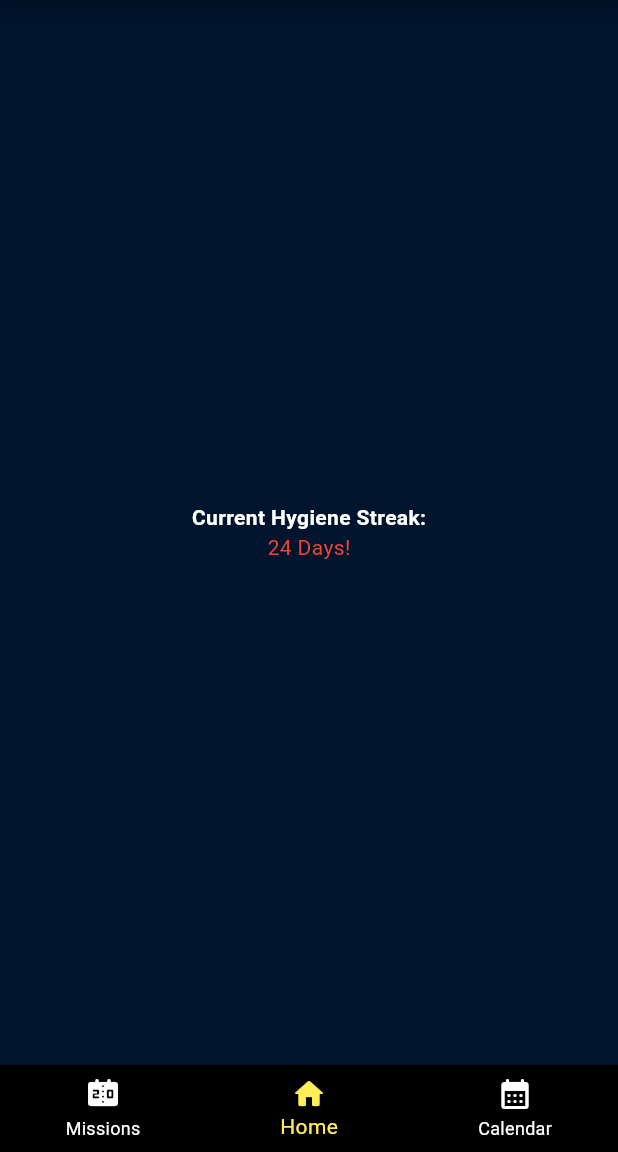
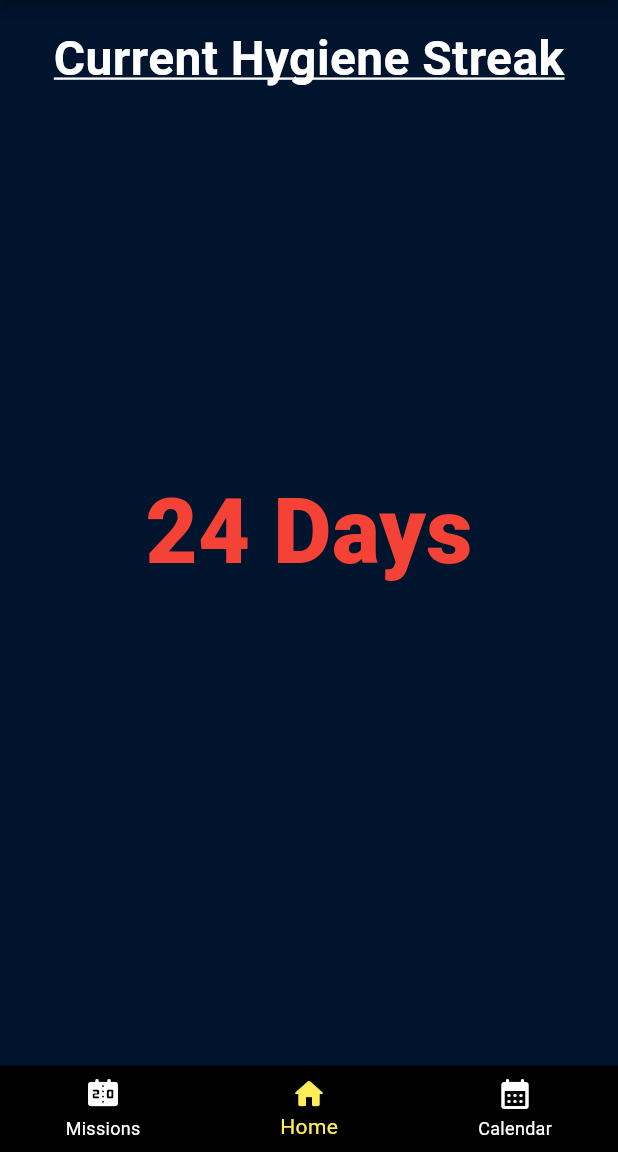
Before and after one commit to TheOfficialBarn/HackKU24, a Flutter app: the screen it shows after launch, on a phone screen of 412 x 824 dp, the part 84-1236 px from its top. Run offline on Flutter 3.47's test engine with Material 3 defaults, Android fonts, the phone set to English and light mode, and no system bars.

Commit message:
Prettified the home page

```diff
--- a/bound2clean/lib/pages/HomePage.dart
+++ b/bound2clean/lib/pages/HomePage.dart
@@ -1,7 +1,7 @@
 import 'package:flutter/material.dart';
 
 class HomePage extends StatefulWidget {
-  const HomePage({Key? key}) : super(key: key);
+  const HomePage({super.key});
 
   @override
   _HomePageState createState() => _HomePageState();
@@ -12,15 +12,36 @@ class _HomePageState extends State<HomePage> {
   Widget build(BuildContext context) {
     return const Scaffold(
       backgroundColor: Color.fromARGB(255, 0, 20, 45),
-      body: Center(
-        child: Column(
-          mainAxisAlignment: MainAxisAlignment.center,
-          children: [
-        Text('Current Hygiene Streak:', style: TextStyle(color: Colors.white, fontWeight: FontWeight.bold)),
-        Text('24 Days!', style: TextStyle(color: Colors.red)),
-          ],
-        ),
+      body: Stack(
+        children: [
+          Align(
+            alignment: Alignment.topCenter,
+            child: Padding(
+              padding: EdgeInsets.all(16.0),
+              child: Text(
+                'Current Hygiene Streak',
+                style: TextStyle(
+                  color: Colors.white,
+                  fontWeight: FontWeight.bold,
+                  fontSize: 32, // Increase font size for grand header
+                  decoration: TextDecoration.underline,
+                  decorationColor: Colors.white,
+                ),
+              ),
+            ),
+          ),
+          Center(
+            child: Text(
+              '24 Days',
+              style: TextStyle(
+                color: Colors.red,
+                fontSize: 60, // Increase font size
+                fontWeight: FontWeight.w900
+              ),
+            ),
+          ),
+        ],
       ),
-      );
+    );
   }
 }
```
